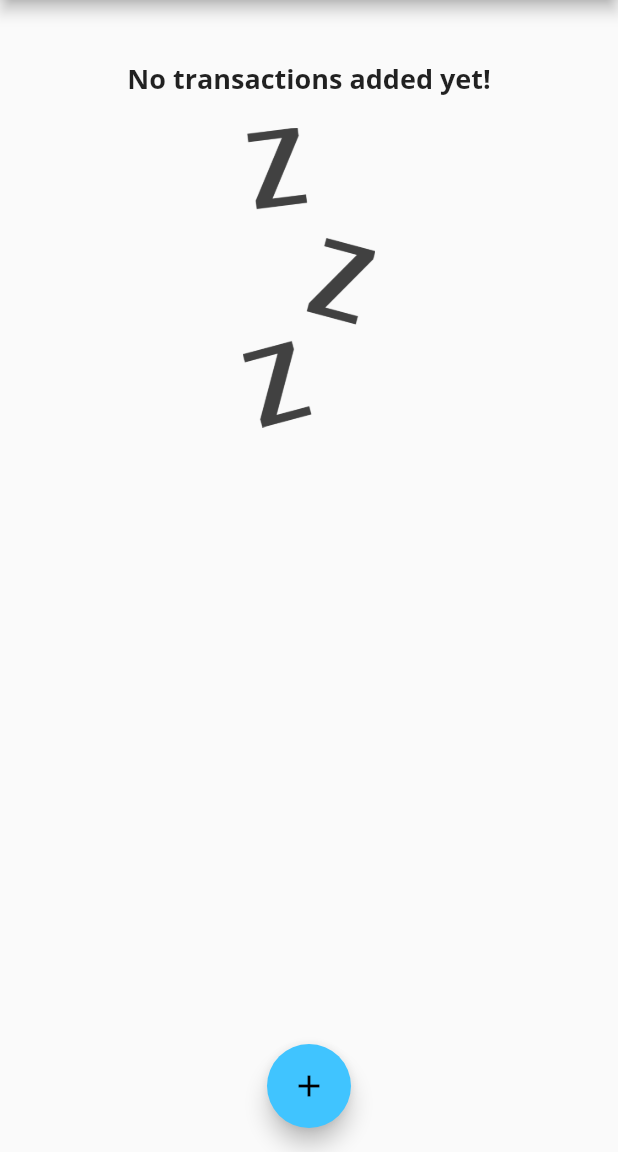
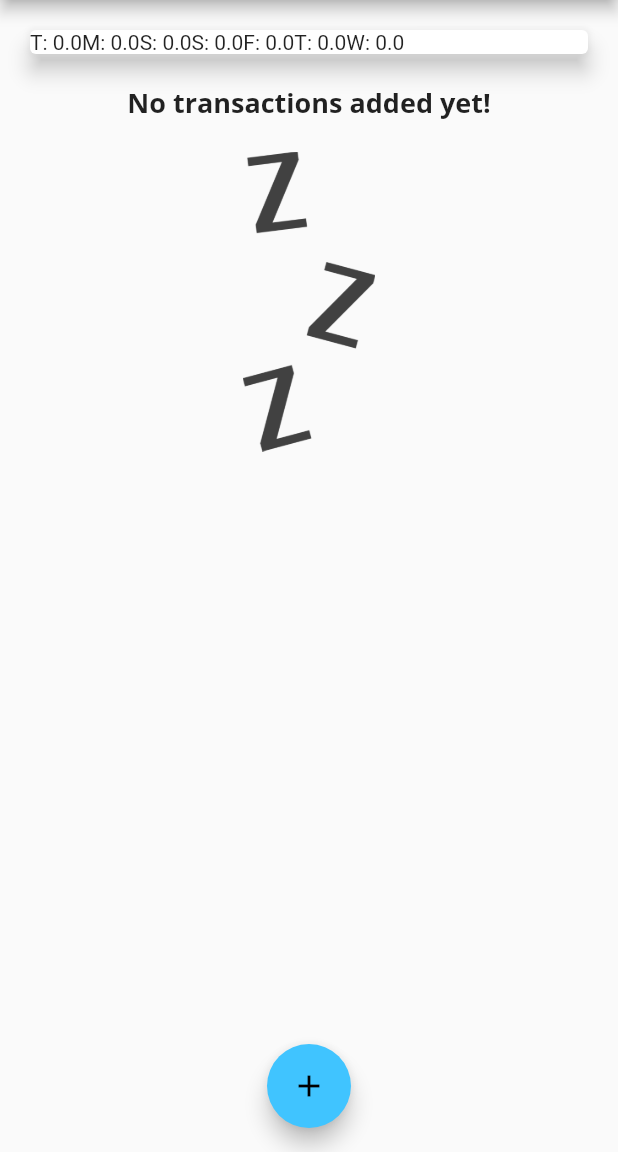
Before and after one commit to atik666/Expense, a Flutter app: the screen it shows after launch, on a phone screen of 412 x 824 dp, the part 84-1236 px from its top. Run offline on Flutter 3.47's test engine with Material 2 defaults, Android fonts, the phone set to English and light mode, and no system bars.

Commit message:
10/11/20

```diff
--- a/lib/widgets/chart.dart
+++ b/lib/widgets/chart.dart
@@ -24,7 +24,7 @@ class Chart extends StatelessWidget {
       }
 
       return {
-        'day': DateFormat.E().format(weekDay),
+        'day': DateFormat.E().format(weekDay).substring(0,1),
         'amount': totalSum,
       };
     });
@@ -36,7 +36,9 @@ class Chart extends StatelessWidget {
       elevation: 6,
       margin: EdgeInsets.all(20),
       child: Row(
-        children: [],
+        children: groupedTransactionsValues.map((data){
+          return Text('${data['day']}: ${data['amount']}');
+        }).toList(),
       ),
     );
   }
```
Also changed, not shown: lib/widgets/chart_bar.dart (added, +52 -0 lines).
